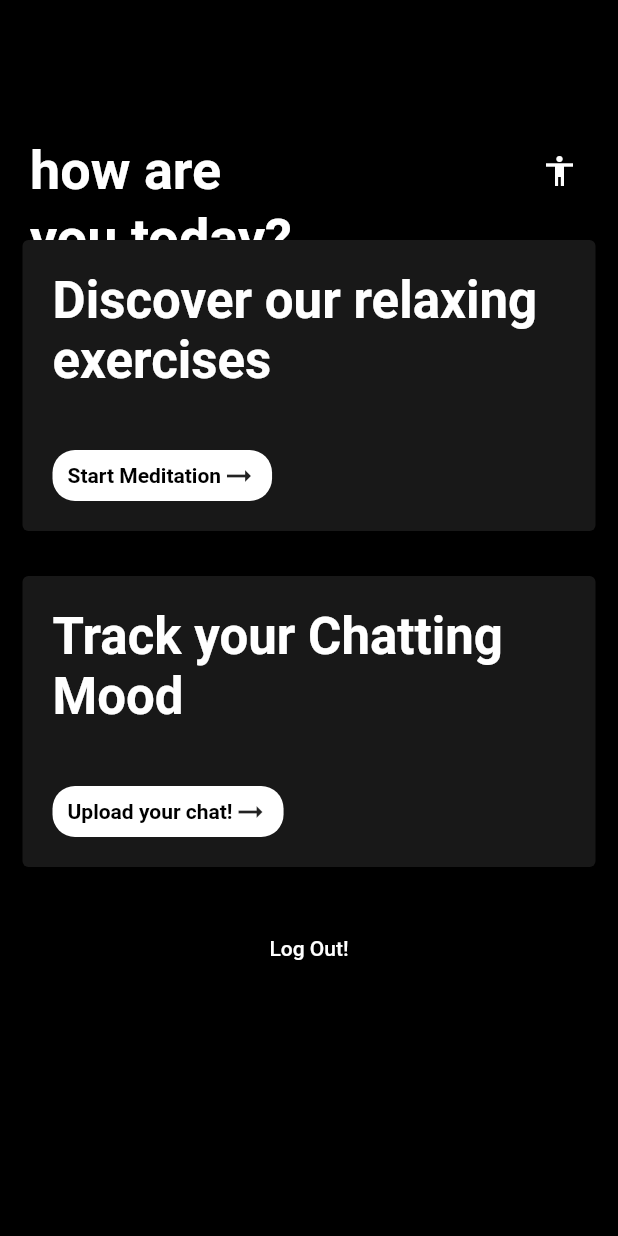
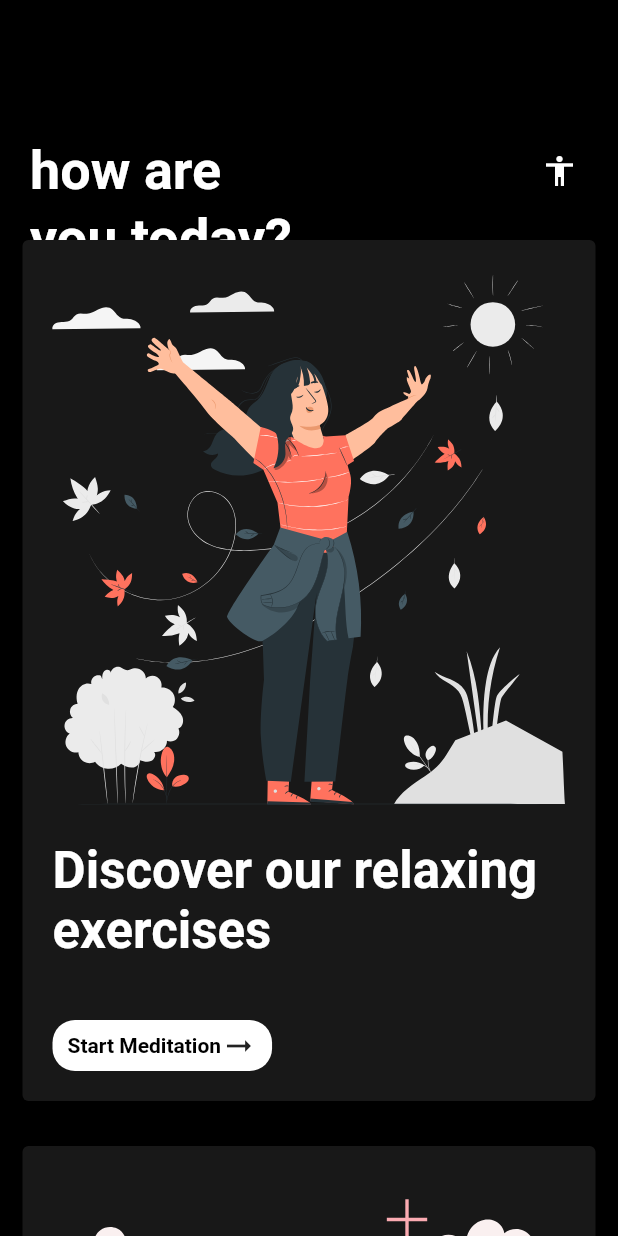
Before and after one commit to SA4DRAO/mhma, a Flutter app: the screen it shows once a user with an empty profile is signed in, on a phone screen of 412 x 824 dp. Run offline on Flutter 3.47's test engine with Material 2 defaults, Android fonts, the phone set to English and light mode, and no system bars; our stand-ins replace circular_countdown_timer, file_picker, firebase_auth, firebase_core, flutter_svg, google_sign_in; accounts and stored records are empty.

Commit message:
Added SVGs

```diff
--- a/lib/screens/profile_screen.dart
+++ b/lib/screens/profile_screen.dart
@@ -8,7 +8,9 @@ class ProfilePage extends StatelessWidget {
     return Scaffold(
       backgroundColor: Colors.black,
       appBar: AppBar(),
-      body: Column(),
+      body: Column(
+        children: [],
+      ),
     );
   }
 }
--- a/lib/widgets/chat_analysis_card.dart
+++ b/lib/widgets/chat_analysis_card.dart
@@ -1,4 +1,5 @@
 import 'package:flutter/material.dart';
+import 'package:flutter_svg/svg.dart';
 import 'package:mhma/screens/chat_upload_screen.dart';
 import 'package:mhma/screens/meditation_screen.dart';
 import 'package:mhma/widgets/monochrome_pill_box.dart';
@@ -19,7 +20,17 @@ class ChatUploadCard extends StatelessWidget {
         crossAxisAlignment: CrossAxisAlignment.start,
         children: [
           Container(
-            padding: EdgeInsets.only(left: 20, right: 20, top: 20, bottom: 20),
+            // padding:
+            //     EdgeInsets.only(left: 20, right: 20, top: 20, bottom: 20),
+            child: SvgPicture.asset(
+              'assets/chatUpload.svg',
+              height: 400,
+              width: 400,
+              fit: BoxFit.scaleDown,
+            ),
+          ),
+          Container(
+            padding: EdgeInsets.only(left: 20, right: 20, bottom: 20),
             child: const Text(
               "Track your Chatting Mood",
               style: TextStyle(
--- a/lib/widgets/trackmood_card.dart
+++ b/lib/widgets/trackmood_card.dart
@@ -1,4 +1,5 @@
 import 'package:flutter/material.dart';
+import 'package:flutter_svg/flutter_svg.dart';
 import 'package:mhma/screens/meditation_screen.dart';
 import 'package:mhma/widgets/monochrome_pill_box.dart';
 
@@ -18,7 +19,17 @@ class MoodTrackCard extends StatelessWidget {
         crossAxisAlignment: CrossAxisAlignment.start,
         children: [
           Container(
-            padding: EdgeInsets.only(left: 20, right: 20, top: 20, bottom: 20),
+            // padding:
+            // EdgeInsets.only(left: 20, right: 20, top: 20, bottom: 20),
+            child: SvgPicture.asset(
+              'assets/relaxing.svg',
+              width: 400,
+              height: 400,
+              fit: BoxFit.scaleDown,
+            ),
+          ),
+          Container(
+            padding: EdgeInsets.only(left: 20, right: 20, bottom: 20),
             child: const Text(
               "Discover our relaxing exercises",
               style: TextStyle(
```
Also changed, not shown: pubspec.yaml (+4 -5 lines), assets/chatUpload.svg (added), assets/relaxing.svg (added), lib/firebase_options.dart, pubspec.lock, 1 other file.
